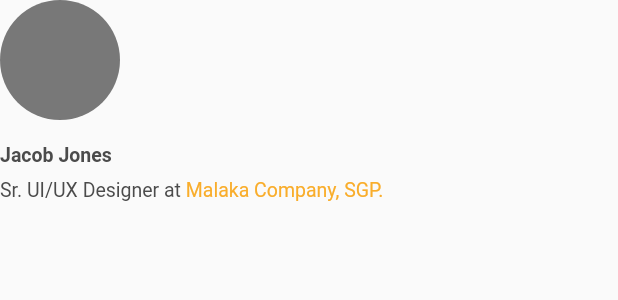
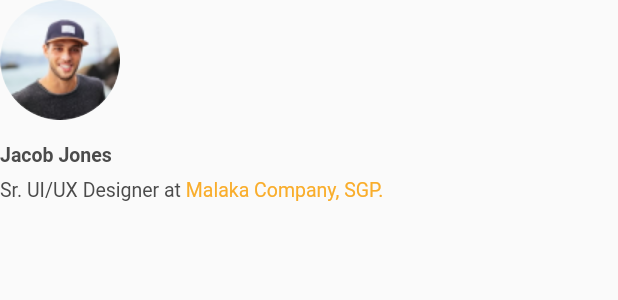
Before and after one commit to Mikel-Kolaveri/edu_learn, a Flutter app: the MentorInformation widget shown alone on an empty page, opened directly, on a phone screen of 412 x 824 dp. Shown: the top 300 px of the screen. Run offline on Flutter 3.47's test engine with Material 2 defaults, Android fonts, the phone set to English and light mode, and no system bars; our stand-ins replace flutter_riverpod, flutter_svg, go_router, shared_preferences; accounts and stored records are empty; Roboto replaces fonts that are missing (Plus Jakarta Sans); project files that could hold a hidden picture were left out.

Commit message:
finish class page ui

```diff
--- a/lib/pages/class/src/mentor_information.dart
+++ b/lib/pages/class/src/mentor_information.dart
@@ -1,4 +1,3 @@
-import 'package:edu_learn_app/theme/colors.dart';
 import 'package:edu_learn_app/theme/fonts.dart';
 import 'package:edu_learn_app/utils/gap.dart';
 import 'package:flutter/material.dart';
@@ -6,11 +5,11 @@ import 'package:flutter/material.dart';
 class MentorInformation extends StatelessWidget {
   const MentorInformation(
       {super.key,
-      this.image,
+      required this.image,
       required this.name,
       required this.occupation,
       this.workPlace});
-  final ImageProvider? image;
+  final ImageProvider<Object> image;
   final String name;
   final String occupation;
   final String? workPlace;
@@ -32,8 +31,8 @@ class MentorInformation extends StatelessWidget {
           width: 80,
           height: 80,
           decoration: BoxDecoration(
-              // image: DecorationImage(image: image, fit: BoxFit.scaleDown),
-              color: colors.greyText,
+              image: DecorationImage(image: image, fit: BoxFit.scaleDown),
+              // color: colors.greyText,
               shape: BoxShape.circle),
         ),
         const GapV(16),
--- a/pubspec.yaml
+++ b/pubspec.yaml
@@ -11,6 +11,7 @@ dependencies:
     sdk: flutter
   flutter_riverpod: ^2.3.6
   flutter_svg: ^2.0.7
+  flutter_svg_provider: ^1.0.4
   go_router: ^9.0.3
   intl: ^0.18.1
   shared_preferences: ^2.2.0
@@ -23,6 +24,7 @@ dev_dependencies:
 flutter:
   assets:
     - assets/
+    - assets/mentor_social_media_icons/
     - assets/navbar_icons/
     - assets/class_images/
     - assets/course_icons/
```
Also changed, not shown: lib/pages/class/class_page.dart (+27 -1 lines), lib/pages/class/src/mentor_social_button.dart (added, +20 -0 lines), lib/utils/assets.dart (+9 -0 lines), assets/mentor_social_media_icons/mentor_social_media_icon_instagram.svg (added), assets/mentor_social_media_icons/mentor_social_media_icon_tiktok.svg (added), assets/mentor_social_media_icons/mentor_social_media_icon_youtube.svg (added), assets/sample_mentor_icon.svg (deleted), assets/sample_mentor_picture.png (added), pubspec.lock.
